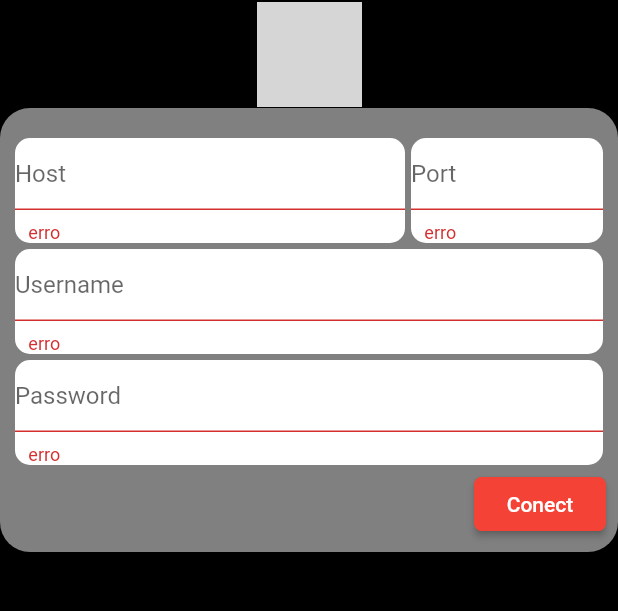
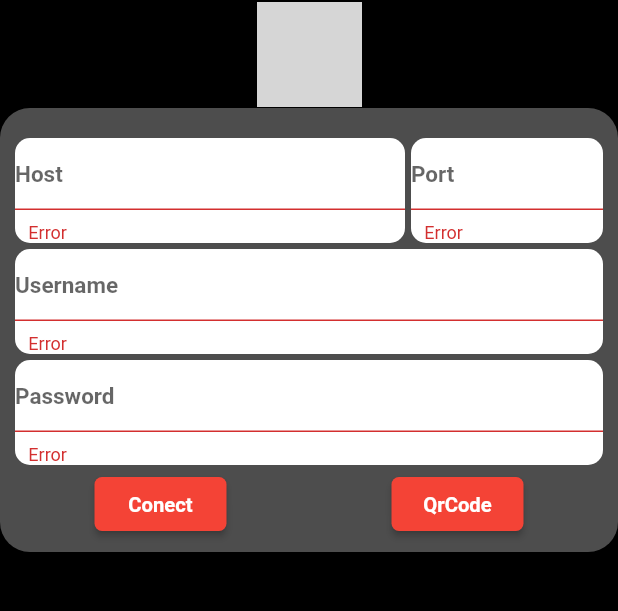
Before and after one commit to MelloCaique/interface_corda, a Flutter app: the screen it shows after launch, after a tap on "Conect", on a phone screen of 412 x 824 dp, the part 417-1028 px from its top. Run offline on Flutter 3.47's test engine with Material 2 defaults, Android fonts, the light colour scheme and no system bars; our stand-ins replace google_maps_flutter, syncfusion_flutter_charts; grey boxes are pictures that could not be loaded.

Commit message:
modificao-layout

```diff
--- a/lib/screens/login.dart
+++ b/lib/screens/login.dart
@@ -51,7 +51,7 @@ class _LoginState extends State<Login> {
                 Container(
                   decoration: BoxDecoration(
                     borderRadius: BorderRadius.circular(20),
-                    color: Colors.white.withOpacity(0.5)
+                    color: Colors.white.withOpacity(0.3)
                   ),
                   child: Padding(
                     padding: const EdgeInsets.all(8.0),
@@ -79,12 +79,13 @@ class _LoginState extends State<Login> {
                                       controller: _hostController,
                                       validator: (value) {
                                         if (value.isEmpty) {
-                                          return "   erro";
+                                          return "   Error";
                                         }
                                       },
                                       keyboardType: TextInputType.number,
                                       decoration: InputDecoration(
                                         hintText: "Host",
+                                        hintStyle: TextStyle( fontSize: 15, fontWeight: FontWeight.bold),
                                         fillColor: Colors.green,
                                       ),
                                     ),
@@ -103,12 +104,13 @@ class _LoginState extends State<Login> {
                                       controller: _portController,
                                       validator: (value) {
                                         if (value.isEmpty) {
-                                          return "   erro";
+                                          return "   Error";
                                         }
                                       },
                                       keyboardType: TextInputType.number,
                                       decoration: InputDecoration(
                                         hintText: "Port",
+                                        hintStyle: TextStyle( fontSize: 15, fontWeight: FontWeight.bold),
                                         fillColor: Colors.green,
                                       ),
                                     ),
@@ -133,12 +135,13 @@ class _LoginState extends State<Login> {
                                       controller: _userController,
                                       validator: (value) {
                                         if (value.isEmpty) {
-                                          return "   erro";
+                                          return "   Error";
                                         }
                                       },
                                       keyboardType: TextInputType.text,
                                       decoration: InputDecoration(
                                         hintText: "Username",
+                                        hintStyle: TextStyle( fontSize: 15, fontWeight: FontWeight.bold),
                                         fillColor: Colors.green,
                                       ),
                                     ),
@@ -163,13 +166,14 @@ class _LoginState extends State<Login> {
                                       controller: _passwordController,
                                       validator: (value) {
                                         if (value.isEmpty) {
-                                          return "   erro";
+                                          return "   Error";
                                         }
                                       },
                                       obscureText: true,
                                       keyboardType: TextInputType.text,
                                       decoration: InputDecoration(
                                         hintText: "Password",
+                                        hintStyle: TextStyle( fontSize: 15, fontWeight: FontWeight.bold),
                                         fillColor: Colors.green,
                                       ),
                                     ),
@@ -178,13 +182,13 @@ class _LoginState extends State<Login> {
                           ],
                         ),
                         Row(
-                          mainAxisAlignment: MainAxisAlignment.end,
+                          mainAxisAlignment: MainAxisAlignment.spaceAround,
                           children: <Widget>[
                             RaisedButton(
                               shape: RoundedRectangleBorder(
                                   borderRadius: BorderRadius.circular(5)),
                               color: Colors.red,
-                              child: Text('Conect', style:TextStyle(color: Colors.white)),
+                              child: Text('Conect', style:TextStyle(color: Colors.white, fontSize: 13.5, fontWeight: FontWeight.bold)),
                               onPressed: () {
                                 setState(() {
                                   if (_formKey.currentState.validate()) {
@@ -192,6 +196,16 @@ class _LoginState extends State<Login> {
                                     acesso();
                                   }
                                 });
+                              },
+                            ),
+
+                            RaisedButton(
+                              shape: RoundedRectangleBorder(
+                                  borderRadius: BorderRadius.circular(5)),
+                              color: Colors.red,
+                              child: Text('QrCode', style:TextStyle(color: Colors.white, fontSize: 13.5, fontWeight: FontWeight.bold)),
+                              onPressed: () {
+                               //read QrCode
                               },
                             ),
                           ],
```
Also changed, not shown: lib/screens/menu.dart (+7 -6 lines), lib/services/cash.dart (deleted, +0 -15 lines), lib/services/transactions.dart (+95 -155 lines), lib/services/vault.dart (added, +168 -0 lines).
